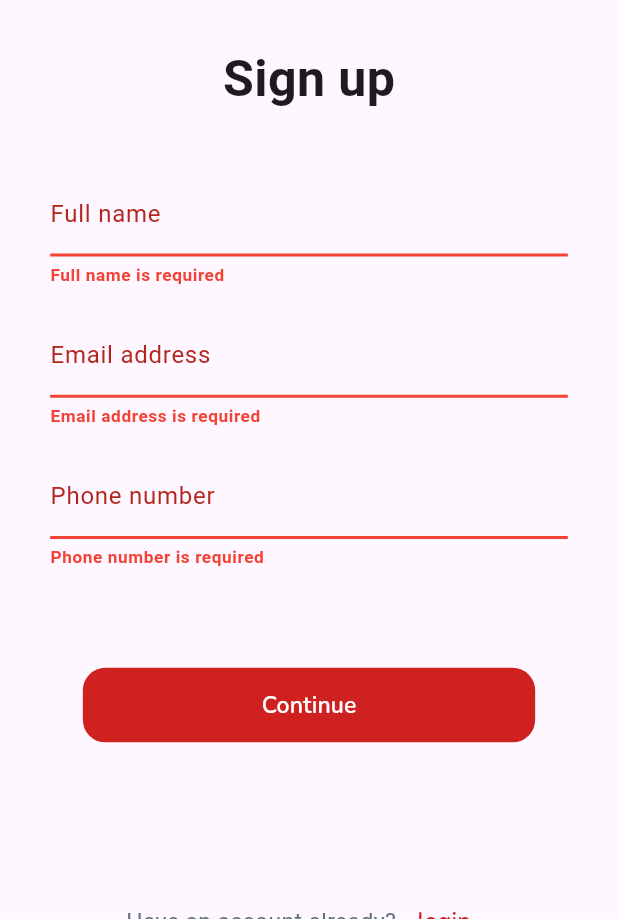
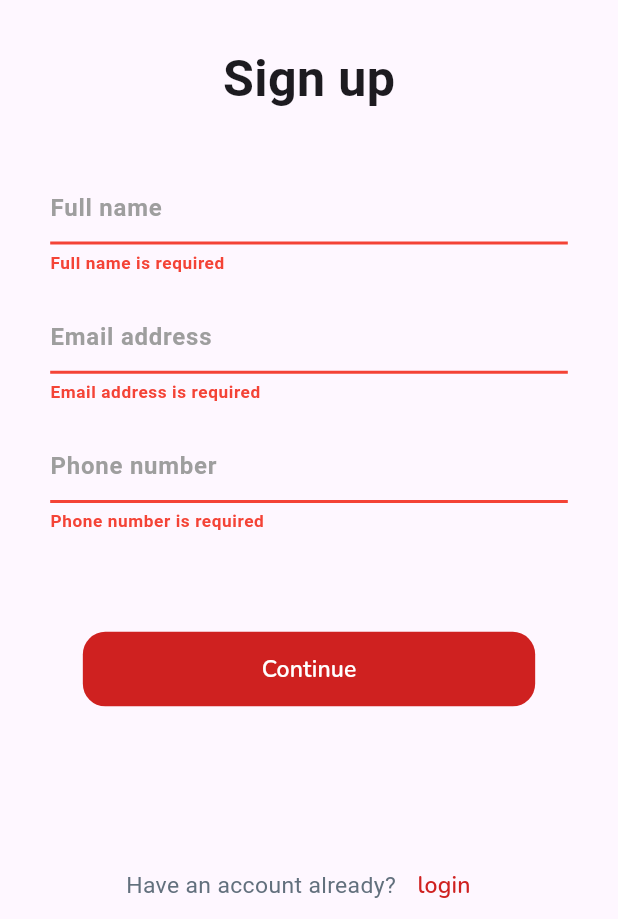
Before and after one commit to MohamedYassien/CropModel, a Flutter app: the SignUpPresenter screen opened directly, after a tap on "Continue", on a phone screen of 412 x 824 dp, the part 317-1236 px from its top. Run offline on Flutter 3.47's test engine with Material 3 defaults, Android fonts, the phone set to English and light mode, and no system bars; our stand-ins replace dio, easy_localization, flutter_bloc, flutter_easyloading, flutter_screenutil, flutter_secure_storage and 2 more; accounts and stored records are empty.

Commit message:
handle text field focus color

```diff
--- a/lib/features/sign_up/presentation/UI/widgets/custom_text_field.dart
+++ b/lib/features/sign_up/presentation/UI/widgets/custom_text_field.dart
@@ -22,8 +22,14 @@ class CustomTextField extends StatelessWidget {
       controller: controller,
       validator: validator,
       autovalidateMode: AutovalidateMode.onUserInteraction,
+      cursorColor: AppColors.cursorColor,
+      cursorErrorColor: AppColors.primaryColor,
       decoration: InputDecoration(
-        labelText: hintText,
+        hintText: hintText,
+        hintStyle: TextStyle(
+          color: AppColors.hintTextColor,
+          fontWeight: FontWeight.bold
+        ),
         errorStyle: TextStyle(fontSize: 12.sp, color: Colors.red , fontWeight: FontWeight.bold),
         enabledBorder: const UnderlineInputBorder(
           borderSide: BorderSide(color: Colors.grey, width: 2),
```
